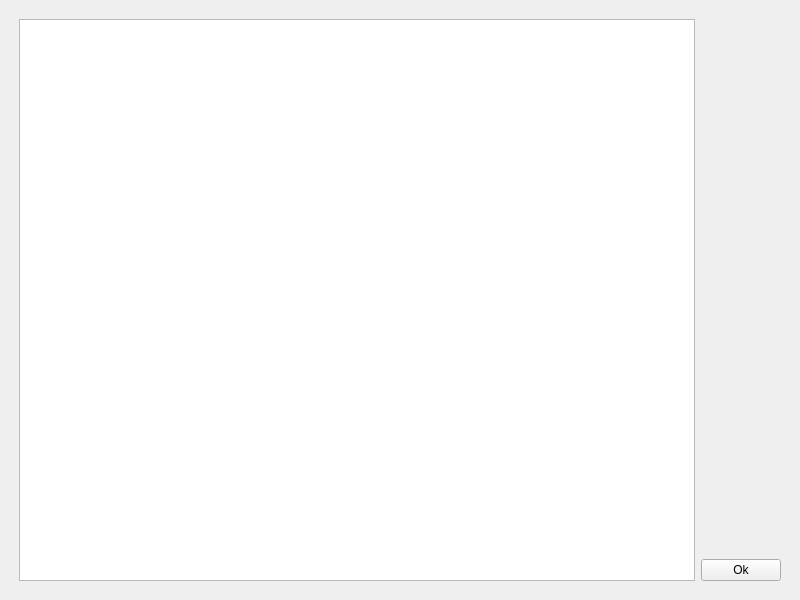
Mateusz2734/intrastat-gui, file style/settings.ui: the form before one commit.
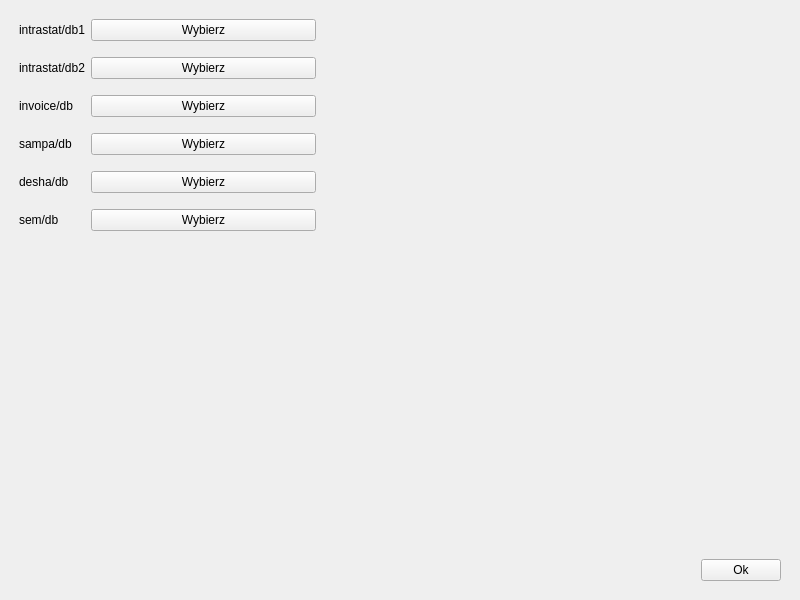
The form after the commit.

Commit message: feat: Add new settings window

The edit to the form file:
```diff
--- a/style/settings.ui
+++ b/style/settings.ui
@@ -14,9 +14,12 @@
    <string>MainWindow</string>
   </property>
   <widget class="QWidget" name="centralwidget">
-   <layout class="QGridLayout" name="gridLayout_2">
+   <layout class="QGridLayout" name="gridLayout_3">
     <item row="0" column="0">
-     <layout class="QGridLayout" name="gridLayout">
+     <layout class="QGridLayout" name="gridLayout_2" rowstretch="1,0,0,0,0,0,0,0,0" columnstretch="1,0,0,0,0">
+      <property name="sizeConstraint">
+       <enum>QLayout::SetMinimumSize</enum>
+      </property>
       <property name="leftMargin">
        <number>10</number>
       </property>
@@ -29,18 +32,47 @@
       <property name="bottomMargin">
        <number>10</number>
       </property>
+      <property name="horizontalSpacing">
+       <number>6</number>
+      </property>
       <property name="verticalSpacing">
        <number>16</number>
       </property>
-      <item row="1" column="1">
-       <widget class="QPushButton" name="btn_ok">
+      <item row="0" column="0">
+       <widget class="QLabel" name="intrastat_db1_label">
+        <property name="sizePolicy">
+         <sizepolicy hsizetype="Maximum" vsizetype="Preferred">
+          <horstretch>0</horstretch>
+          <verstretch>0</verstretch>
+         </sizepolicy>
+        </property>
+        <property name="minimumSize">
+         <size>
+          <width>0</width>
+          <height>0</height>
+         </size>
+        </property>
+        <property name="text">
+         <string>intrastat/db1</string>
+        </property>
+       </widget>
+      </item>
+      <item row="3" column="3">
+       <widget class="QLabel" name="sampa_db_file">
+        <property name="text">
+         <string/>
+        </property>
+       </widget>
+      </item>
+      <item row="8" column="4">
+       <widget class="QPushButton" name="ok_btn">
         <property name="text">
          <string>Ok</string>
         </property>
        </widget>
       </item>
-      <item row="0" column="1">
-       <spacer name="verticalSpacer">
+      <item row="7" column="1">
+       <spacer name="verticalSpacer_2">
         <property name="orientation">
          <enum>Qt::Vertical</enum>
         </property>
@@ -52,13 +84,158 @@
         </property>
        </spacer>
       </item>
-      <item row="0" column="0" rowspan="2">
-       <widget class="QPlainTextEdit" name="editor">
-        <property name="font">
-         <font>
-          <family>Arial</family>
-          <pointsize>12</pointsize>
-         </font>
+      <item row="0" column="1">
+       <widget class="QPushButton" name="intrastat_db1_btn">
+        <property name="sizePolicy">
+         <sizepolicy hsizetype="Preferred" vsizetype="Fixed">
+          <horstretch>0</horstretch>
+          <verstretch>0</verstretch>
+         </sizepolicy>
+        </property>
+        <property name="text">
+         <string>Wybierz</string>
+        </property>
+       </widget>
+      </item>
+      <item row="8" column="3">
+       <spacer name="horizontalSpacer_5">
+        <property name="orientation">
+         <enum>Qt::Horizontal</enum>
+        </property>
+        <property name="sizeHint" stdset="0">
+         <size>
+          <width>40</width>
+          <height>20</height>
+         </size>
+        </property>
+       </spacer>
+      </item>
+      <item row="1" column="1">
+       <widget class="QPushButton" name="intrastat_db2_btn">
+        <property name="sizePolicy">
+         <sizepolicy hsizetype="Fixed" vsizetype="Fixed">
+          <horstretch>4</horstretch>
+          <verstretch>9</verstretch>
+         </sizepolicy>
+        </property>
+        <property name="minimumSize">
+         <size>
+          <width>225</width>
+          <height>0</height>
+         </size>
+        </property>
+        <property name="text">
+         <string>Wybierz</string>
+        </property>
+       </widget>
+      </item>
+      <item row="4" column="3">
+       <widget class="QLabel" name="desha_db_file">
+        <property name="text">
+         <string/>
+        </property>
+       </widget>
+      </item>
+      <item row="5" column="1">
+       <widget class="QPushButton" name="sem_db_btn">
+        <property name="text">
+         <string>Wybierz</string>
+        </property>
+       </widget>
+      </item>
+      <item row="2" column="3">
+       <widget class="QLabel" name="invoice_db_file">
+        <property name="text">
+         <string/>
+        </property>
+       </widget>
+      </item>
+      <item row="2" column="1">
+       <widget class="QPushButton" name="invoice_db_btn">
+        <property name="text">
+         <string>Wybierz</string>
+        </property>
+       </widget>
+      </item>
+      <item row="1" column="3">
+       <widget class="QLabel" name="intrastat_db2_file">
+        <property name="sizePolicy">
+         <sizepolicy hsizetype="Preferred" vsizetype="Preferred">
+          <horstretch>0</horstretch>
+          <verstretch>0</verstretch>
+         </sizepolicy>
+        </property>
+        <property name="minimumSize">
+         <size>
+          <width>100</width>
+          <height>0</height>
+         </size>
+        </property>
+        <property name="text">
+         <string/>
+        </property>
+       </widget>
+      </item>
+      <item row="0" column="3">
+       <widget class="QLabel" name="intrastat_db1_file">
+        <property name="text">
+         <string/>
+        </property>
+       </widget>
+      </item>
+      <item row="3" column="1">
+       <widget class="QPushButton" name="sampa_db_btn">
+        <property name="text">
+         <string>Wybierz</string>
+        </property>
+       </widget>
+      </item>
+      <item row="4" column="1">
+       <widget class="QPushButton" name="desha_db_btn">
+        <property name="text">
+         <string>Wybierz</string>
+        </property>
+       </widget>
+      </item>
+      <item row="5" column="3">
+       <widget class="QLabel" name="sem_db_file">
+        <property name="text">
+         <string/>
+        </property>
+       </widget>
+      </item>
+      <item row="1" column="0">
+       <widget class="QLabel" name="intrastat_db2_label">
+        <property name="text">
+         <string>intrastat/db2</string>
+        </property>
+       </widget>
+      </item>
+      <item row="2" column="0">
+       <widget class="QLabel" name="invoice_db_label">
+        <property name="text">
+         <string>invoice/db</string>
+        </property>
+       </widget>
+      </item>
+      <item row="3" column="0">
+       <widget class="QLabel" name="sampa_db_label">
+        <property name="text">
+         <string>sampa/db</string>
+        </property>
+       </widget>
+      </item>
+      <item row="4" column="0">
+       <widget class="QLabel" name="desha_db_label">
+        <property name="text">
+         <string>desha/db</string>
+        </property>
+       </widget>
+      </item>
+      <item row="5" column="0">
+       <widget class="QLabel" name="sem_db_label">
+        <property name="text">
+         <string>sem/db</string>
         </property>
        </widget>
       </item>
```
The commit also changes 3 other files.
